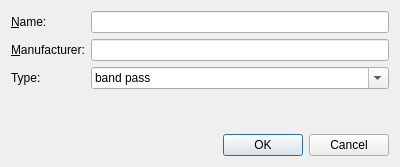
jkriege2/QuickFit3, file libqf3widgets/qf3filtereditor.ui: the form before one commit.
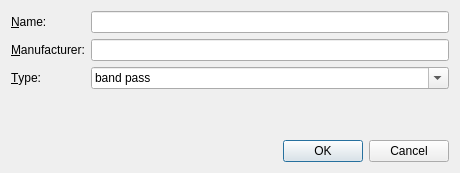
The form after the commit. Icons and pictures are not drawn.

```diff
--- a/libqf3widgets/qf3filtereditor.ui
+++ b/libqf3widgets/qf3filtereditor.ui
@@ -6,8 +6,8 @@
    <rect>
     <x>0</x>
     <y>0</y>
-    <width>400</width>
-    <height>167</height>
+    <width>460</width>
+    <height>173</height>
    </rect>
   </property>
   <property name="sizePolicy">
@@ -52,7 +52,7 @@
    <item row="2" column="0">
     <widget class="QLabel" name="label_4">
      <property name="text">
-      <string>Type:</string>
+      <string>&amp;Type:</string>
      </property>
      <property name="buddy">
       <cstring>cmbType</cstring>
@@ -147,7 +147,7 @@
      </item>
     </widget>
    </item>
-   <item row="3" column="0">
+   <item row="3" column="1">
     <spacer name="verticalSpacer">
      <property name="orientation">
       <enum>Qt::Vertical</enum>
@@ -160,7 +160,7 @@
      </property>
     </spacer>
    </item>
-   <item row="4" column="0" colspan="2">
+   <item row="5" column="0" colspan="2">
     <widget class="QDialogButtonBox" name="buttonBox">
      <property name="orientation">
       <enum>Qt::Horizontal</enum>
```
